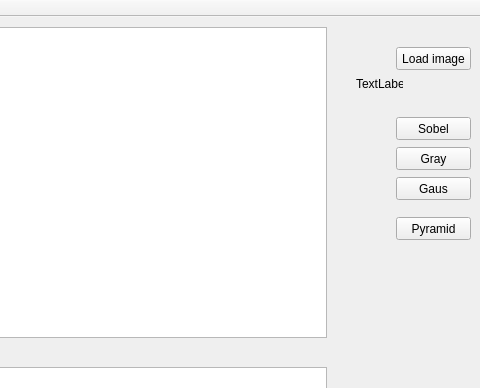
ShevelevaA/ITOI, file mainwindow.ui: the form before one commit; both pictures show x 284 to 764 and y 0 to 388 of the 764 by 716 pixel window.
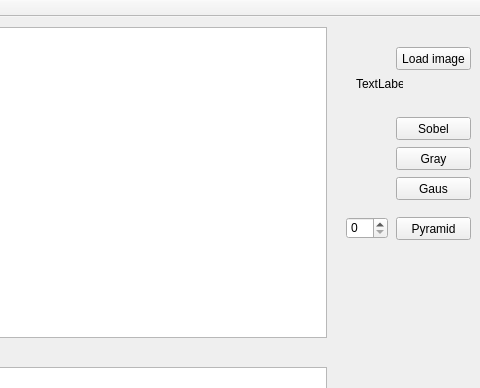
The form after the commit.

Diff of the .ui file:
```diff
--- a/mainwindow.ui
+++ b/mainwindow.ui
@@ -138,6 +138,16 @@
      <string>Pyramid</string>
     </property>
    </widget>
+   <widget class="QSpinBox" name="spinBox_OctaveNumber">
+    <property name="geometry">
+     <rect>
+      <x>630</x>
+      <y>200</y>
+      <width>42</width>
+      <height>22</height>
+     </rect>
+    </property>
+   </widget>
   </widget>
   <widget class="QMenuBar" name="menuBar">
    <property name="geometry">
```
